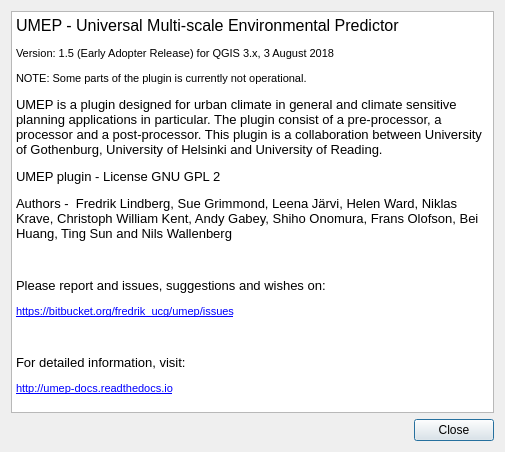
Qt form UMEP_about.ui (UMEP-dev/UMEP) before a commit.
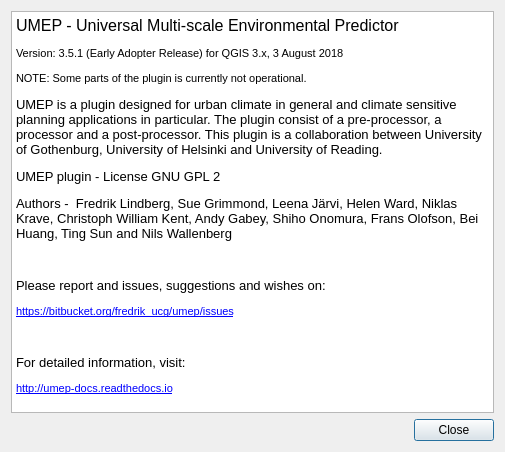
The same form after that commit.

Commit message: 3.5.1 : Early adopter release. bugfix in SUEWSSimple. Changed to version number 3.x.

The edit to the form file:
```diff
--- a/UMEP_about.ui
+++ b/UMEP_about.ui
@@ -31,7 +31,7 @@
 p, li { white-space: pre-wrap; }
 &lt;/style&gt;&lt;/head&gt;&lt;body style=&quot; font-family:'MS Shell Dlg 2'; font-size:8.25pt; font-weight:400; font-style:normal;&quot;&gt;
 &lt;p style=&quot; margin-top:0px; margin-bottom:0px; margin-left:0px; margin-right:0px; -qt-block-indent:0; text-indent:0px;&quot;&gt;&lt;span style=&quot; font-size:12pt;&quot;&gt;UMEP - Universal Multi-scale Environmental Predictor &lt;/span&gt;&lt;/p&gt;
-&lt;p style=&quot; margin-top:12px; margin-bottom:12px; margin-left:0px; margin-right:0px; -qt-block-indent:0; text-indent:0px;&quot;&gt;&lt;span style=&quot; font-size:8pt;&quot;&gt;Version: 1.5 (Early Adopter Release) for QGIS 3.x, 3 August 2018&lt;/span&gt;&lt;/p&gt;
+&lt;p style=&quot; margin-top:12px; margin-bottom:12px; margin-left:0px; margin-right:0px; -qt-block-indent:0; text-indent:0px;&quot;&gt;&lt;span style=&quot; font-size:8pt;&quot;&gt;Version: 3.5.1 (Early Adopter Release) for QGIS 3.x, 3 August 2018&lt;/span&gt;&lt;/p&gt;
 &lt;p style=&quot; margin-top:12px; margin-bottom:12px; margin-left:0px; margin-right:0px; -qt-block-indent:0; text-indent:0px;&quot;&gt;&lt;span style=&quot; font-size:8pt;&quot;&gt;NOTE: Some parts of the plugin is currently not operational.&lt;/span&gt;&lt;/p&gt;
 &lt;p style=&quot; margin-top:12px; margin-bottom:12px; margin-left:0px; margin-right:0px; -qt-block-indent:0; text-indent:0px;&quot;&gt;&lt;span style=&quot; font-size:10pt;&quot;&gt;UMEP is a plugin designed for urban climate in general and climate sensitive planning applications in particular. The plugin consist of a pre-processor, a processor and a post-processor. This plugin is a collaboration between University of Gothenburg, University of Helsinki and University of Reading.&lt;/span&gt;&lt;/p&gt;
 &lt;p style=&quot; margin-top:12px; margin-bottom:12px; margin-left:0px; margin-right:0px; -qt-block-indent:0; text-indent:0px;&quot;&gt;&lt;span style=&quot; font-size:10pt;&quot;&gt;UMEP plugin - License GNU GPL 2&lt;/span&gt;&lt;/p&gt;
```
The commit also changes 3 other files.
